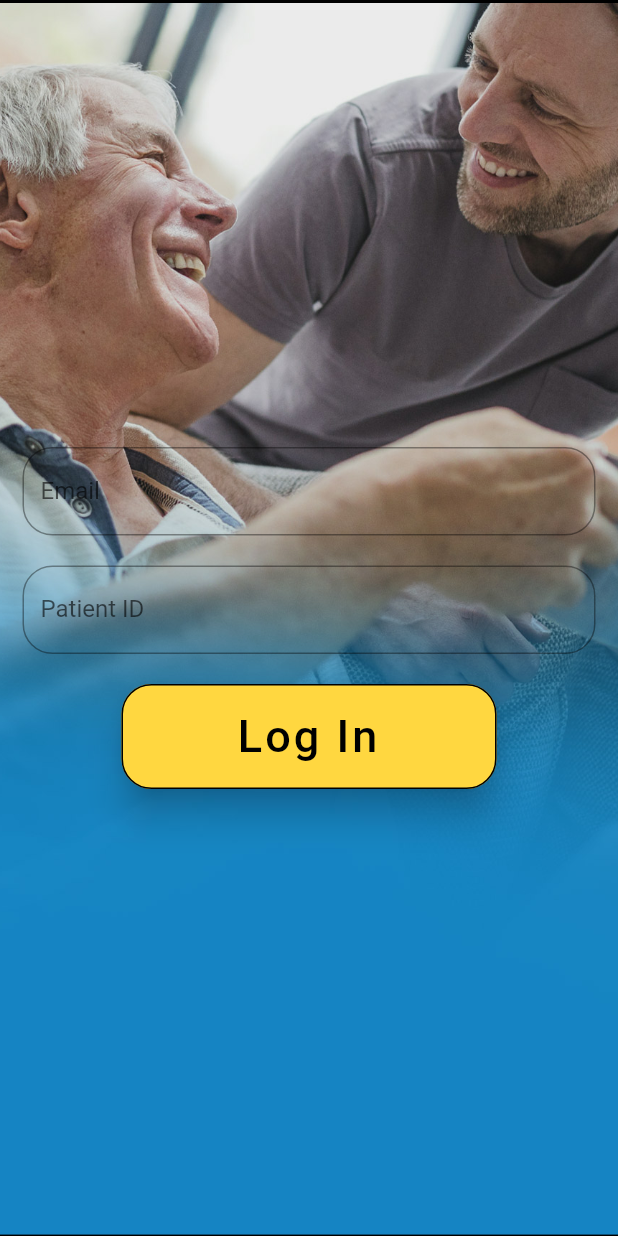
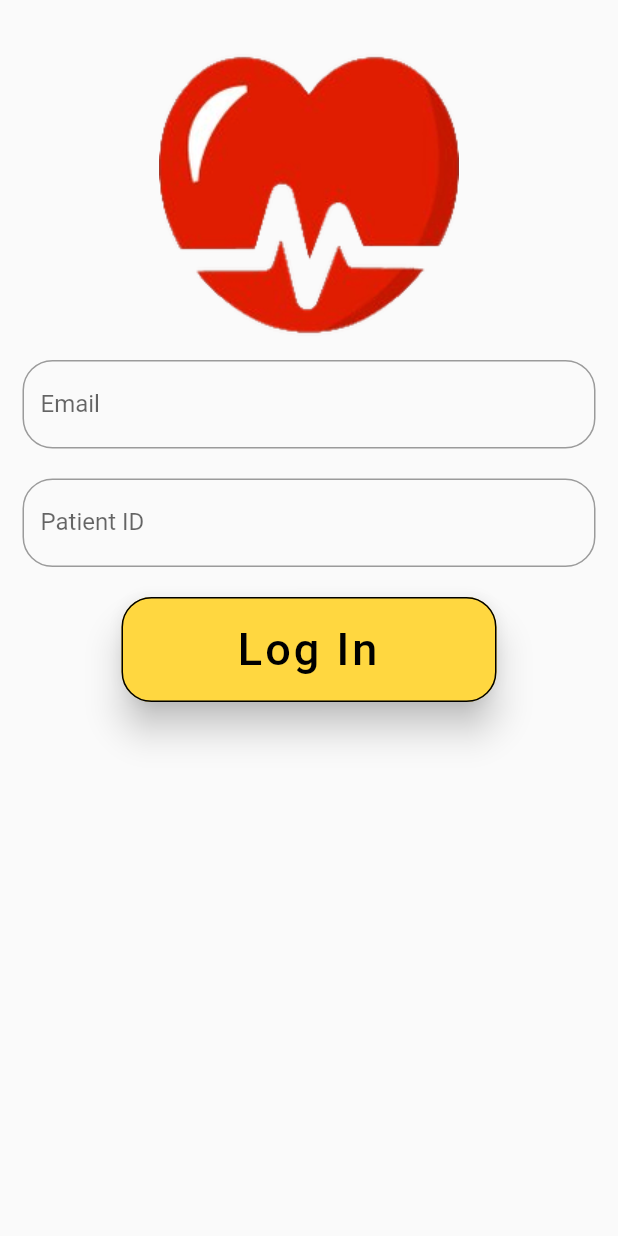
Before and after one commit to infiniteoverflow/Medic-App-Users, a Flutter app: the screen it shows after launch, after a tap on "Get Started", on a phone screen of 412 x 824 dp. Run offline on Flutter 3.47's test engine with Material 2 defaults, Android fonts, the phone set to English and light mode, and no system bars; our stand-ins replace firebase_auth; accounts and stored records are empty.

Commit message:
Changed UI of Login screen

```diff
--- a/lib/screens/welcome.dart
+++ b/lib/screens/welcome.dart
@@ -23,15 +23,15 @@ class _WelcomeState extends State<Welcome> {
     return Scaffold(
       body: Stack(
         children: <Widget>[
-          Container(
-            decoration: BoxDecoration(
-              image: DecorationImage(
-                image: AssetImage("assets/images/welcome_image.png"),
-                fit: BoxFit.cover,
-              ),
-            ),
-            child: null /* add child content here */,
-          ),
+//          Container(
+//            decoration: BoxDecoration(
+//              image: DecorationImage(
+//                image: AssetImage("assets/images/welcome_image.png"),
+//                fit: BoxFit.cover,
+//              ),
+//            ),
+//            child: null /* add child content here */,
+//          ),
 
           Home,
 
@@ -50,7 +50,7 @@ class _WelcomeState extends State<Welcome> {
               softWrap: true,
               textAlign: TextAlign.center,
               style: TextStyle(
-                  color: Colors.white,
+                  color: Colors.black,
                   fontWeight: FontWeight.bold,
                   fontSize: 40,
                   letterSpacing: 2
@@ -95,15 +95,21 @@ class _WelcomeState extends State<Welcome> {
 
   Widget signPage() {
     return Center(
-      child: Column(
-        mainAxisAlignment: MainAxisAlignment.center,
+      child: ListView(
+        padding: EdgeInsets.only(top: 30),
+//        mainAxisAlignment: MainAxisAlignment.center,
         children: <Widget>[
           Form(
             key: _form,
             child: Column(
               children: <Widget>[
+
+                Image(
+                  image: AssetImage('assets/images/medic.png'),
+                ),
+
                 Container(
-                  padding: EdgeInsets.only(left: 15,right: 15),
+                  padding: EdgeInsets.only(left: 15,right: 15,top: 10),
                   child: TextFormField(
                     validator: (input) {
                       if(input.isEmpty)
--- a/pubspec.yaml
+++ b/pubspec.yaml
@@ -44,7 +44,7 @@ flutter:
   # To add assets to your application, add an assets section, like this:
   assets:
    - assets/images/splash_image.png
-   - assets/images/welcome_image.png
+   - assets/images/medic.png
 
   # An image asset can refer to one or more resolution-specific "variants", see
   # https://flutter.dev/assets-and-images/#resolution-aware.
```
Also changed, not shown: assets/images/medic.png (added).
